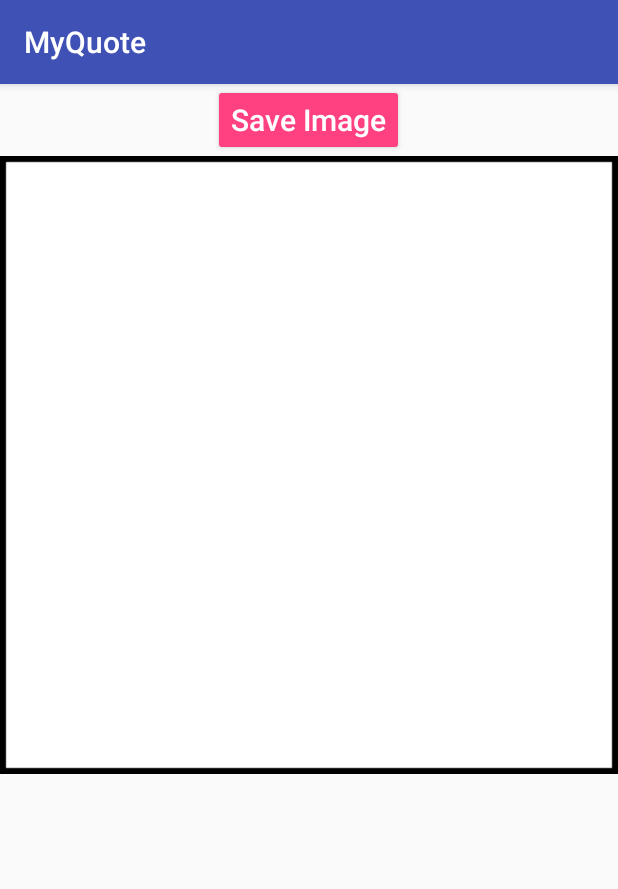
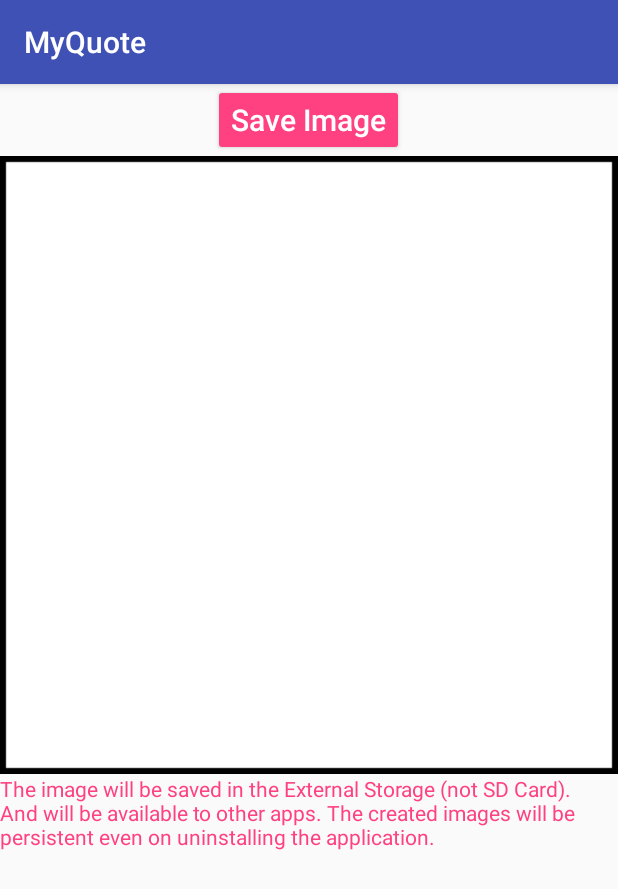
Before and after one commit to nitish-iiitd/MyQuote-Android, an Android app: the MainActivity screen opened directly, with no data from a screen before it, on a phone screen of 412 x 824 dp. Shown: the top 889 px of the screen. Run offline under Robolectric (Android 15) with nearby library versions, the phone set to English and light mode, and no system bars; 2 statements that could not run were skipped.

Commit message:
Updated strings.xml and Added Instruction in MainActivity.

```diff
--- a/app/src/main/res/layout/activity_add.xml
+++ b/app/src/main/res/layout/activity_add.xml
@@ -20,7 +20,7 @@
     <TextView
         android:layout_width="match_parent"
         android:layout_height="wrap_content"
-        android:text="Add Quote"
+        android:text="@string/add_quote"
         android:textSize="25dp"
         android:textAlignment="center"
         android:layout_marginTop="30dp"
@@ -28,7 +28,7 @@
     <TextView
         android:layout_width="match_parent"
         android:layout_height="wrap_content"
-        android:text="(Upto 10 words)"
+        android:text="@string/wordlimit"
         android:textSize="15dp"
         android:textAlignment="center"
         android:layout_margin="0dp"
@@ -46,7 +46,7 @@
         android:scrollHorizontally="false"/>
 
     <Button
-        android:text="Add Quote"
+        android:text="@string/add_quote"
         android:layout_width="wrap_content"
         android:layout_height="wrap_content"
         android:id="@+id/button"
--- a/app/src/main/res/layout/activity_main.xml
+++ b/app/src/main/res/layout/activity_main.xml
@@ -1,4 +1,8 @@
 <?xml version="1.0" encoding="utf-8"?>
+<ScrollView xmlns:android="http://schemas.android.com/apk/res/android"
+    android:layout_width="match_parent"
+    android:layout_height="match_parent"
+    android:fillViewport="true">
 <LinearLayout xmlns:android="http://schemas.android.com/apk/res/android"
     xmlns:tools="http://schemas.android.com/tools"
     android:layout_width="match_parent"
@@ -11,7 +15,7 @@
         android:id="@+id/btn_save_image"
         android:layout_width="wrap_content"
         android:layout_height="wrap_content"
-        android:text="Save Image"
+        android:text="@string/save_image"
         android:textSize="20sp"
         android:theme="@style/MyButton"
         android:textColor="@color/white"
@@ -23,7 +27,13 @@
         android:layout_height="wrap_content"
         android:scaleType="fitCenter"
         android:src="@drawable/back3" />
-
+    <TextView
+        android:layout_width="wrap_content"
+        android:layout_height="wrap_content"
+        android:textAllCaps="false"
+        android:textColor="@color/pink"
+        android:text="@string/instruction"/>
 
 
 </LinearLayout>
+</ScrollView>
--- a/app/src/main/res/layout/activity_start.xml
+++ b/app/src/main/res/layout/activity_start.xml
@@ -51,7 +51,7 @@
             android:layout_height="wrap_content"
             android:layout_margin="20dp"
             android:onClick="goToCreateMyQuote"
-            android:text="Create a MyQuote"
+            android:text="@string/create_a_MyQuote"
             android:textAllCaps="false"
             android:theme="@style/MyButton"
             android:textColor="@color/white"/>
--- a/app/src/main/res/values/strings.xml
+++ b/app/src/main/res/values/strings.xml
@@ -2,14 +2,16 @@
     <string name="app_name">MyQuote</string>
     <string name="title_activity_start">StartActivity</string>
     <string name="tag">Like a quote ? Create a pic.</string>
-    <!--<string name=""></string>-->
-    <!--<string name=""></string>-->
-    <!--<string name=""></string>-->
-    <!--<string name=""></string>-->
-    <!--<string name=""></string>-->
-    <!--<string name=""></string>-->
-    <!--<string name=""></string>-->
-    <!--<string name=""></string>-->
+    <string name="instruction">The image will be saved in the External Storage (not SD Card).
+    And will be available to other apps.
+    The created images will be persistent even on uninstalling the application.</string>
+    <string name="add_quote">Add Quote</string>
+    <string name="create_a_MyQuote">Create a MyQuote</string>
+    <string name="add_a_quote">Add a Quote</string>
+    <string name="wordlimit">(Upto 10 words)</string>
+    <string name="enter_quote">Enter Quote ID : </string>
+    <string name="create_MyQuote">Create MyQuote</string>
+    <string name="save_image">Save Image</string>
     <!--<string name=""></string>-->
     <!--<string name=""></string>-->
     <!--<string name=""></string>-->
```
Also changed, not shown: app/src/main/AndroidManifest.xml (+4 -4 lines), app/src/main/res/layout/activity_create.xml (+7 -2 lines).
